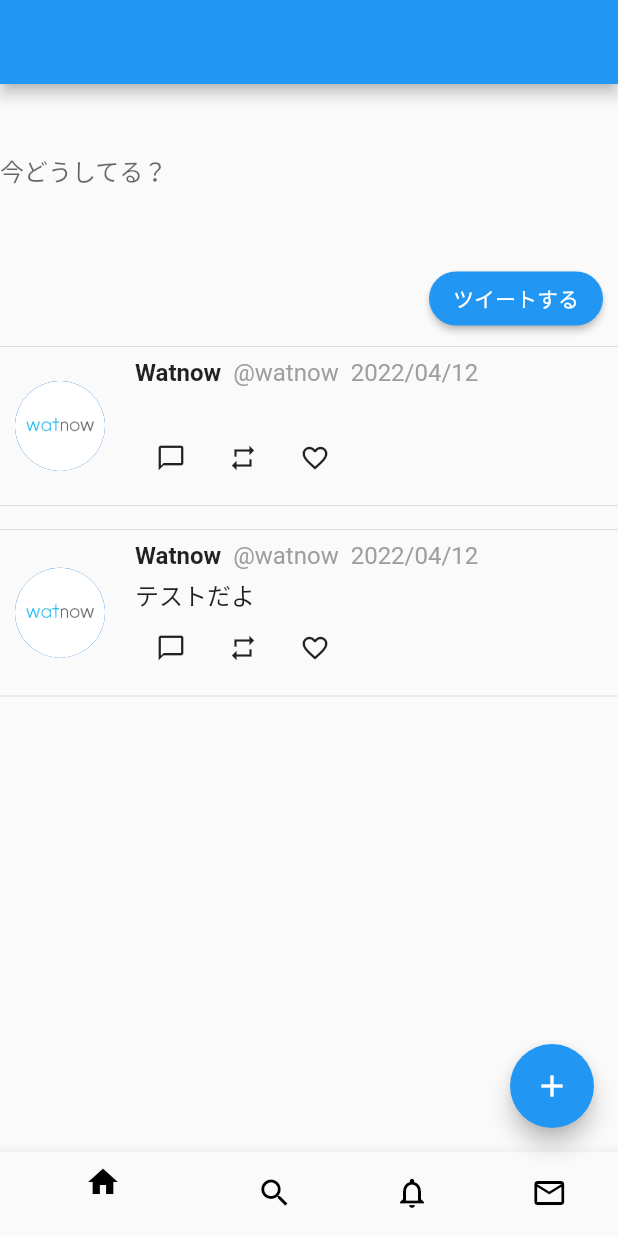
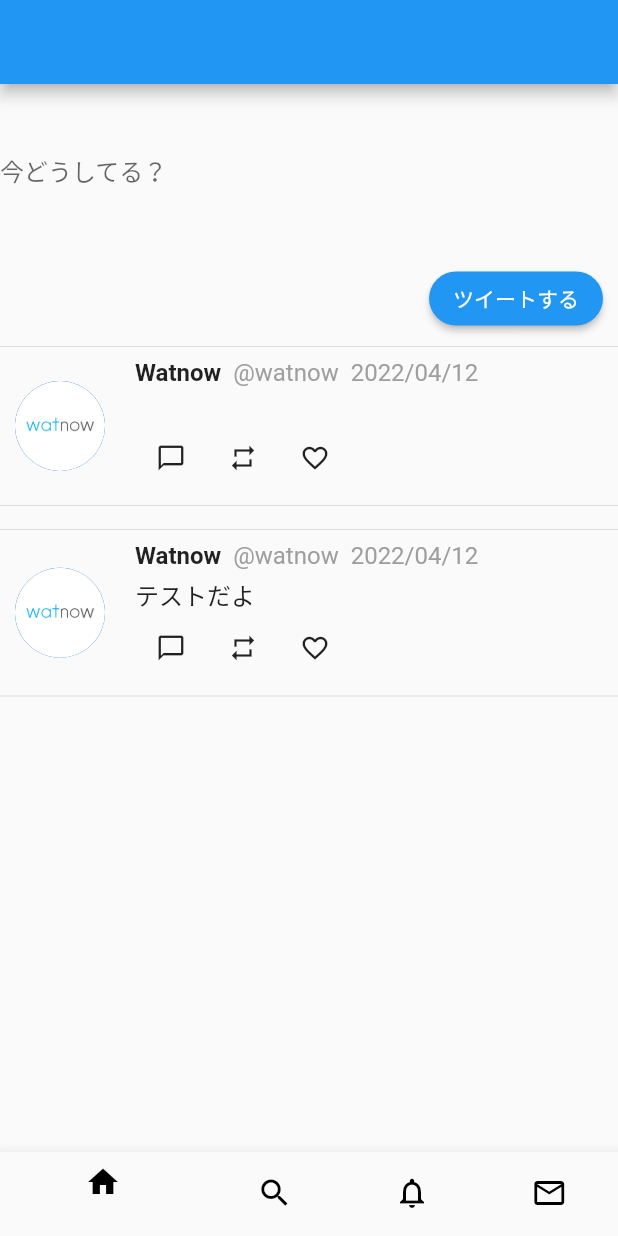
Before and after one commit to watnows/onboarding-2023-mobile, a Flutter app: the screen it shows after launch, on a phone screen of 412 x 824 dp. Run offline on Flutter 3.47's test engine with Material 2 defaults, Android fonts, the phone set to English and light mode, and no system bars; our stand-ins replace gap.

Commit message:
[add]complete!!

```diff
--- a/lib/main.dart
+++ b/lib/main.dart
@@ -33,9 +33,9 @@ class MyHomePage extends StatelessWidget{
       appBar: TwitterAppBar(),
       bottomNavigationBar: const TwitterBottomNavigationSheet(),
       body: SingleChildScrollView(child: const TwitterBody()),
-      floatingActionButton: TweetButton(func: (){
-        showModalBottomSheet(context: context, builder: (context) => const TweetBottomSheet());
-      })
+      // floatingActionButton: TweetButton(func: (){
+      //   showModalBottomSheet(context: context, builder: (context) => const TweetBottomSheet());
+      // })
     );
   }
 }
--- a/lib/widgets/body.dart
+++ b/lib/widgets/body.dart
@@ -13,7 +13,6 @@ class _TwitterBodyState extends State<TwitterBody> {
   String inputText = "";
   //ツイートを格納するリスト
   final List _tweetList = [TweetBody(tweetText: "テストだよ")];
-
   @override
   Widget build(BuildContext context) {
     return Column(
@@ -63,9 +62,10 @@ class _TwitterBodyState extends State<TwitterBody> {
         (_tweetList.length > 0)
             ? ListView.builder(
                 shrinkWrap: true,
+                physics: NeverScrollableScrollPhysics(),
                 itemCount: _tweetList.length,
                 itemBuilder: (context, index) {
-              return  _tweetList[index];
+                  return _tweetList[index];
                 })
             : Container(height: 100),
       ],
--- a/lib/widgets/tweet.dart
+++ b/lib/widgets/tweet.dart
@@ -8,7 +8,6 @@ class TweetBody extends StatelessWidget {
   @override
   Widget build(BuildContext context) {
     return Column(
-
       children: [
         const Divider(),
         Row(
```
Lines whose indentation alone changed are shown as unchanged.
